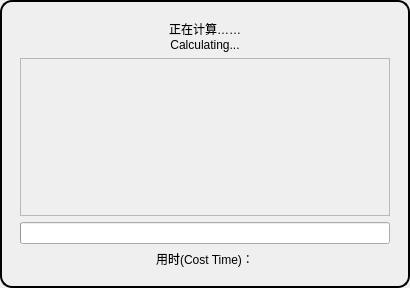
The window that waitwidget.ui (Dinosaur-MC/BestEnchSeq) describes before a commit, drawn with Qt 5.
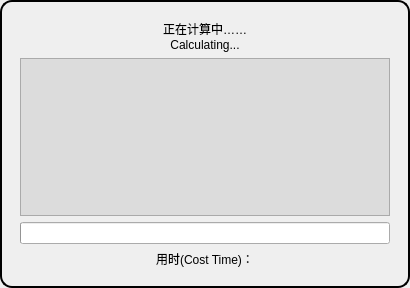
The same window after the commit. Custom widgets are drawn as their Qt base class.

```diff
--- a/waitwidget.ui
+++ b/waitwidget.ui
@@ -10,6 +10,12 @@
     <height>288</height>
    </rect>
   </property>
+  <property name="sizePolicy">
+   <sizepolicy hsizetype="Fixed" vsizetype="Fixed">
+    <horstretch>0</horstretch>
+    <verstretch>0</verstretch>
+   </sizepolicy>
+  </property>
   <property name="windowTitle">
    <string>Dialog</string>
   </property>
@@ -38,7 +44,7 @@
       <enum>Qt::RightToLeft</enum>
      </property>
      <property name="text">
-      <string>正在计算……
+      <string>正在计算中……
 Calculating...</string>
      </property>
      <property name="alignment">
@@ -54,6 +60,11 @@
        <verstretch>1</verstretch>
       </sizepolicy>
      </property>
+     <property name="styleSheet">
+      <string notr="true">#screen {
+	background-color: gainsboro
+}</string>
+     </property>
      <property name="frameShape">
       <enum>QFrame::StyledPanel</enum>
      </property>
@@ -84,6 +95,14 @@
    </item>
   </layout>
  </widget>
+ <customwidgets>
+  <customwidget>
+   <class>WaitWidgetScreen</class>
+   <extends>QFrame</extends>
+   <header location="global">waitwidget.h</header>
+   <container>1</container>
+  </customwidget>
+ </customwidgets>
  <resources/>
  <connections/>
 </ui>
```
Left out of the diff: 2 changed lines with no effect on the pictures.
